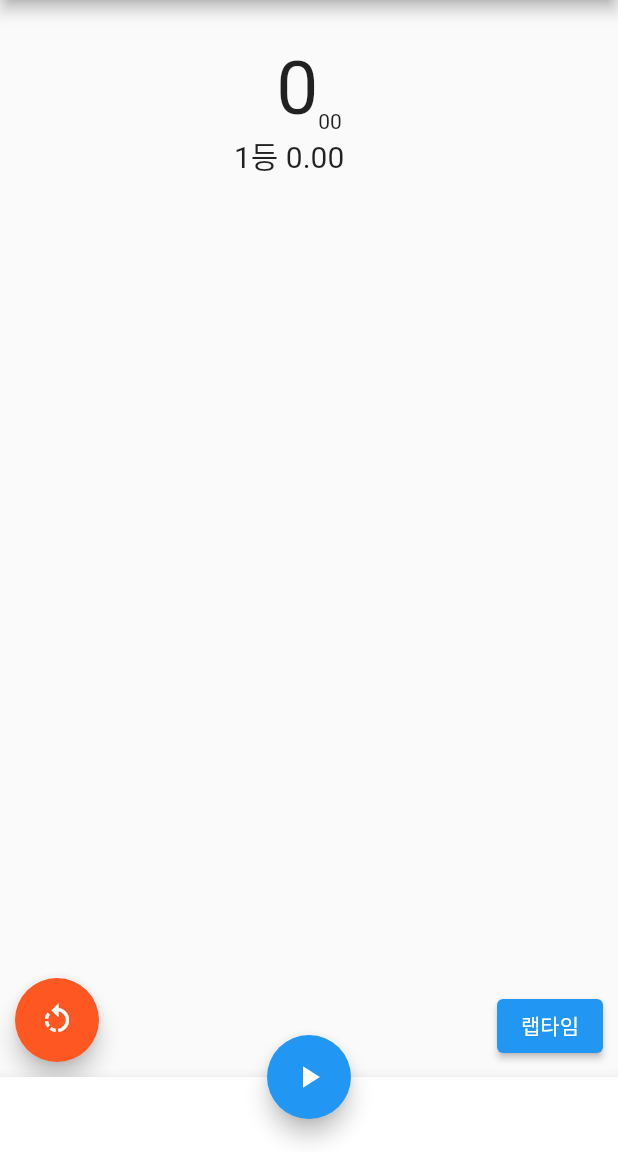
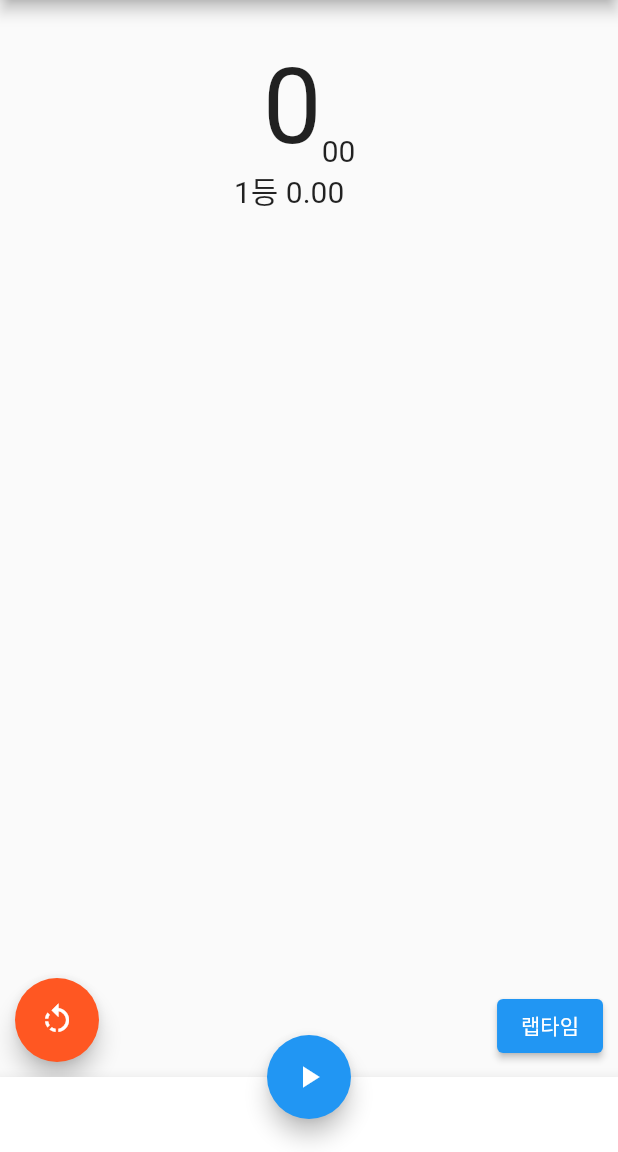
Before and after one commit to chihyeonWON/Stop-Watch, a Flutter app: the screen it shows after launch, after a tap on "랩타임", on a phone screen of 412 x 824 dp, the part 84-1236 px from its top. Run offline on Flutter 3.47's test engine with Material 2 defaults, Android fonts, the phone set to English and light mode, and no system bars.

Commit message:
시간 텍스트 크기 수정

```diff
--- a/lib/main.dart
+++ b/lib/main.dart
@@ -116,9 +116,9 @@ class _StopWatchPageState extends State<StopWatchPage> {
                       children:<Widget>[
                         Text(
                           '$sec',
-                          style: TextStyle(fontSize:50.0),
+                          style: TextStyle(fontSize:70.0),
                         ),
-                        Text('$hundredth'), // 1/100초
+                        Text('$hundredth', style:TextStyle(fontSize:20)), // 1/100초
                       ],
                     ),
                     Container( // 랩타임을 표시하는 영역
```
